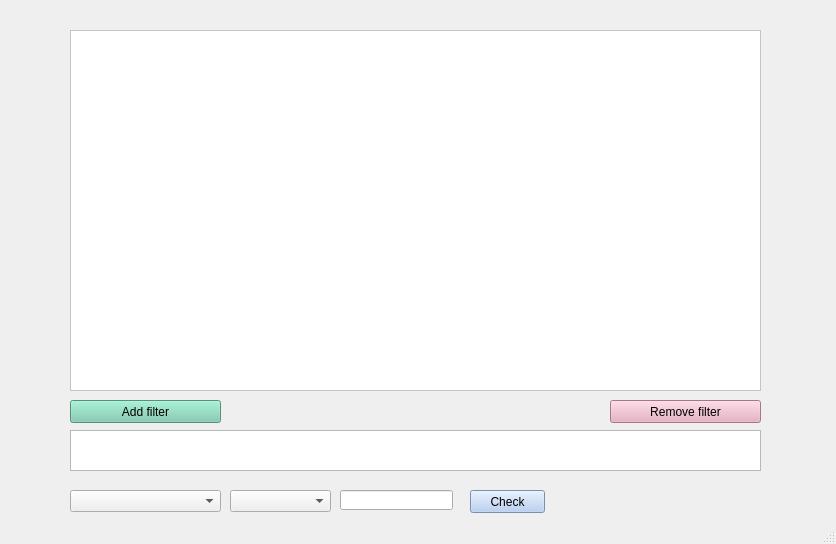
Before: the Qt Designer form resources/filterManager.ui in awedwards/multiview-image-data-explorer, drawn with Qt 5.
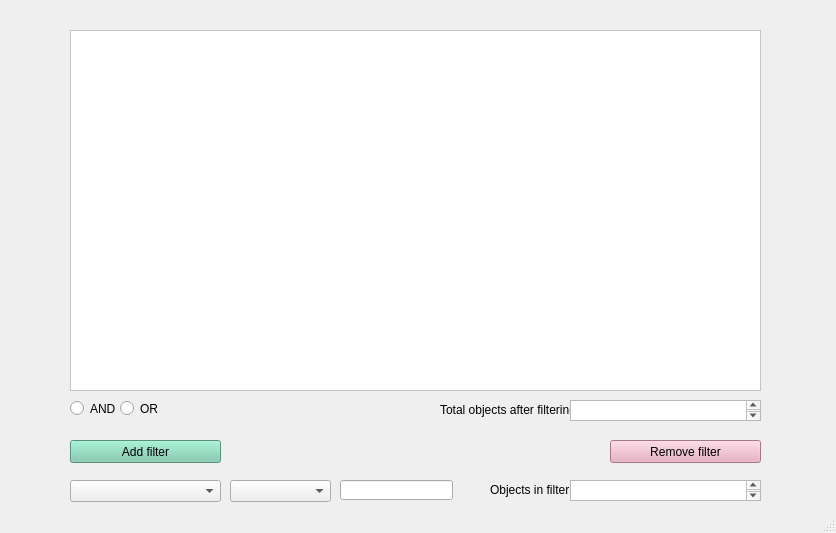
After: the same form once the commit is applied.

Commit message: reworked filter manager: removed check button, number of objects in filter is automatically displayed as user selects options

The edit to the form file:
```diff
--- a/resources/filterManager.ui
+++ b/resources/filterManager.ui
@@ -7,7 +7,7 @@
     <x>0</x>
     <y>0</y>
     <width>836</width>
-    <height>544</height>
+    <height>533</height>
    </rect>
   </property>
   <property name="windowTitle">
@@ -18,7 +18,7 @@
     <property name="geometry">
      <rect>
       <x>70</x>
-      <y>400</y>
+      <y>440</y>
       <width>151</width>
       <height>23</height>
      </rect>
@@ -34,7 +34,7 @@
     <property name="geometry">
      <rect>
       <x>610</x>
-      <y>400</y>
+      <y>440</y>
       <width>151</width>
       <height>23</height>
      </rect>
@@ -62,18 +62,21 @@
    <widget class="QTextBrowser" name="checkResultTextBox">
     <property name="geometry">
      <rect>
-      <x>70</x>
-      <y>430</y>
-      <width>691</width>
-      <height>41</height>
+      <x>570</x>
+      <y>480</y>
+      <width>191</width>
+      <height>21</height>
      </rect>
     </property>
+    <property name="styleSheet">
+     <string notr="true">font: 7pt &quot;MS Shell Dlg 2&quot;;</string>
+    </property>
    </widget>
    <widget class="QComboBox" name="objectClassList">
     <property name="geometry">
      <rect>
       <x>70</x>
-      <y>490</y>
+      <y>480</y>
       <width>151</width>
       <height>22</height>
      </rect>
@@ -83,7 +86,7 @@
     <property name="geometry">
      <rect>
       <x>230</x>
-      <y>490</y>
+      <y>480</y>
       <width>101</width>
       <height>22</height>
      </rect>
@@ -93,26 +96,75 @@
     <property name="geometry">
      <rect>
       <x>340</x>
-      <y>490</y>
+      <y>480</y>
       <width>113</width>
       <height>20</height>
      </rect>
     </property>
    </widget>
-   <widget class="QPushButton" name="checkLogic">
+   <widget class="QLabel" name="label">
     <property name="geometry">
      <rect>
-      <x>470</x>
-      <y>490</y>
-      <width>75</width>
-      <height>23</height>
+      <x>490</x>
+      <y>480</y>
+      <width>81</width>
+      <height>20</height>
+     </rect>
+    </property>
+    <property name="text">
+     <string>Objects in filter</string>
+    </property>
+   </widget>
+   <widget class="QRadioButton" name="ANDRadioButton">
+    <property name="geometry">
+     <rect>
+      <x>70</x>
+      <y>400</y>
+      <width>82</width>
+      <height>17</height>
+     </rect>
+    </property>
+    <property name="text">
+     <string>AND</string>
+    </property>
+   </widget>
+   <widget class="QRadioButton" name="ORRadioButton">
+    <property name="geometry">
+     <rect>
+      <x>120</x>
+      <y>400</y>
+      <width>82</width>
+      <height>17</height>
+     </rect>
+    </property>
+    <property name="text">
+     <string>OR</string>
+    </property>
+   </widget>
+   <widget class="QLabel" name="label_2">
+    <property name="geometry">
+     <rect>
+      <x>440</x>
+      <y>400</y>
+      <width>131</width>
+      <height>20</height>
+     </rect>
+    </property>
+    <property name="text">
+     <string>Total objects after filtering</string>
+    </property>
+   </widget>
+   <widget class="QTextBrowser" name="totalResultsTextBox">
+    <property name="geometry">
+     <rect>
+      <x>570</x>
+      <y>400</y>
+      <width>191</width>
+      <height>21</height>
      </rect>
     </property>
     <property name="styleSheet">
-     <string notr="true">background-color: rgb(172, 199, 241);</string>
-    </property>
-    <property name="text">
-     <string>Check</string>
+     <string notr="true">font: 7pt &quot;MS Shell Dlg 2&quot;;</string>
     </property>
    </widget>
   </widget>
```
The commit also changes 15 other files.
